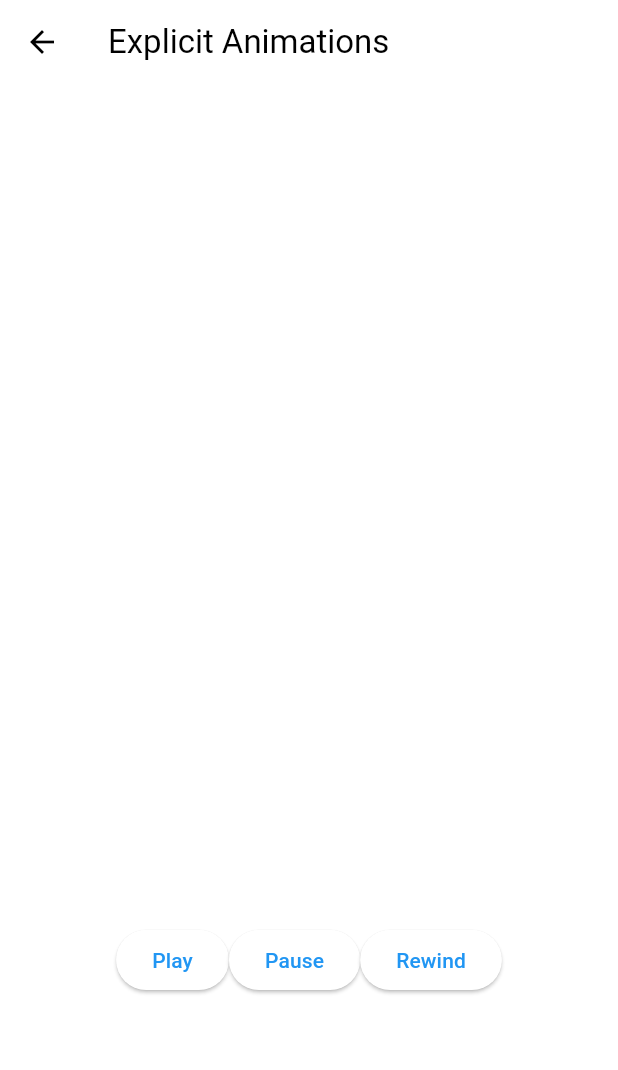
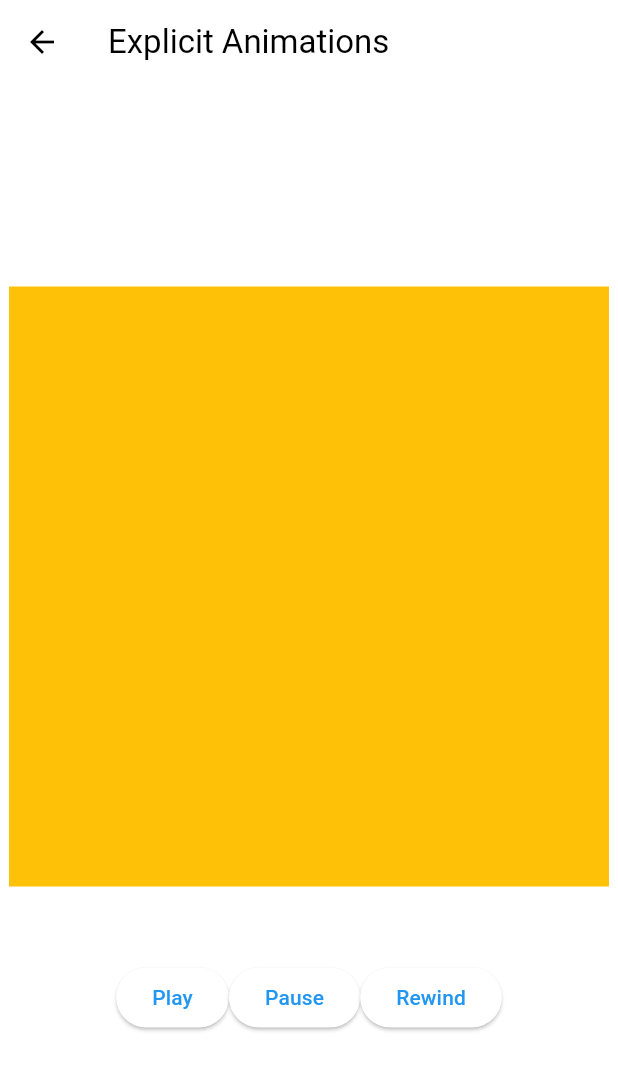
Before and after one commit to shinung-han/nomad_coders_flutter_animations_masterclass_review, a Flutter app: the ExplicitAnimationsScreen screen opened directly, on a phone screen of 412 x 824 dp. Shown: the top 1070 px of the screen. Run offline on Flutter 3.47's test engine with Material 2 defaults, Android fonts, the phone set to English and light mode, and no system bars.

Commit message:
2.4 ColorTween

```diff
--- a/lib/screens/explicit_animations_screen.dart
+++ b/lib/screens/explicit_animations_screen.dart
@@ -13,9 +13,14 @@ class _ExplicitAnimationsScreenState extends State<ExplicitAnimationsScreen>
   late final AnimationController _animationController = AnimationController(
     vsync: this,
     duration: const Duration(
-      seconds: 3,
+      seconds: 2,
     ),
   );
+
+  late final Animation<Color?> _color = ColorTween(
+    begin: Colors.amber,
+    end: Colors.red,
+  ).animate(_animationController);
 
   void _play() {
     _animationController.forward();
@@ -36,8 +41,6 @@ class _ExplicitAnimationsScreenState extends State<ExplicitAnimationsScreen>
 
   @override
   Widget build(BuildContext context) {
-    print('build');
-
     return Scaffold(
       appBar: AppBar(
         title: const Text('Explicit Animations'),
@@ -47,18 +50,16 @@ class _ExplicitAnimationsScreenState extends State<ExplicitAnimationsScreen>
           mainAxisAlignment: MainAxisAlignment.center,
           children: [
             AnimatedBuilder(
-              animation: _animationController,
+              animation: _color,
               builder: (context, child) {
-                return Opacity(
-                  opacity: _animationController.value,
-                  child: Container(
-                    width: 400,
-                    height: 400,
-                    color: Colors.amber,
-                  ),
+                return Container(
+                  width: 400,
+                  height: 400,
+                  color: _color.value,
                 );
               },
             ),
+            const SizedBox(height: 50),
             Row(
               mainAxisAlignment: MainAxisAlignment.center,
               children: [
--- a/lib/screens/implicit_animations_screen.dart
+++ b/lib/screens/implicit_animations_screen.dart
@@ -9,7 +9,7 @@ class ImplicitAnimationsScreen extends StatefulWidget {
 }
 
 class _ImplicitAnimationsScreenState extends State<ImplicitAnimationsScreen> {
-  bool _visible = true;
+  bool _visible = false;
 
   void _trigger() {
     setState(() {
```
Also changed, not shown: 1 other file.
